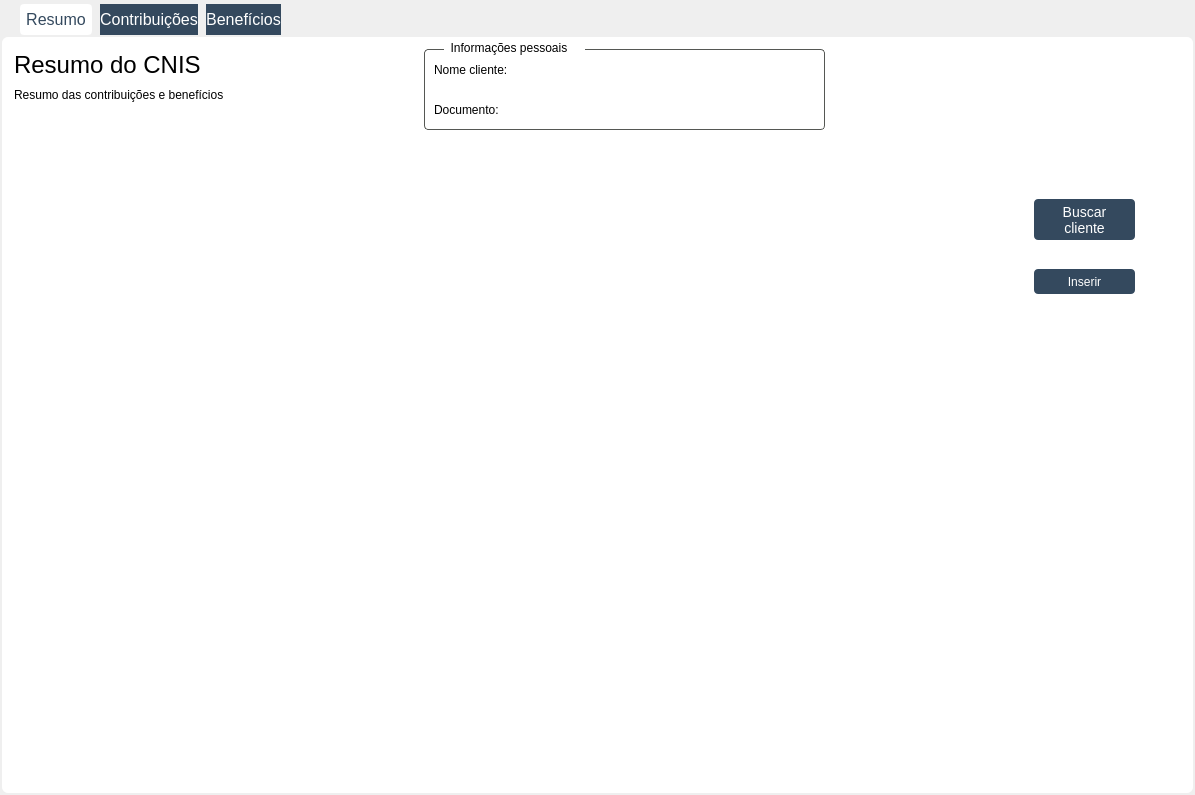
First picture: the form in Design/UI/tabCalculos.ui, repository newprev/PrevCliente, before the edit.
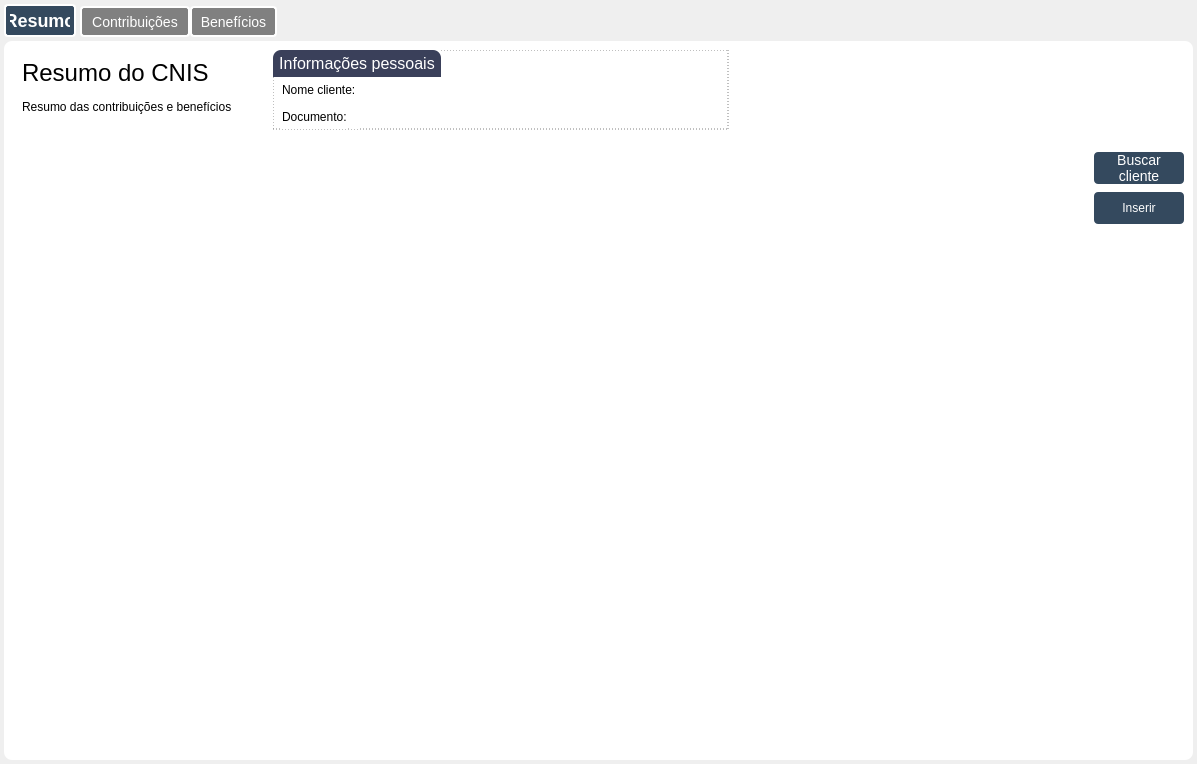
Second picture: the form after the edit. Icons and pictures are not drawn.

Commit message:
Grande alteração nos layouts.
- Utilizando vertical layout e horizontal layout em todas as telas;

The edit to the form file:
```diff
--- a/Design/UI/tabCalculos.ui
+++ b/Design/UI/tabCalculos.ui
@@ -6,8 +6,8 @@
    <rect>
     <x>0</x>
     <y>0</y>
-    <width>1195</width>
-    <height>795</height>
+    <width>1197</width>
+    <height>764</height>
    </rect>
   </property>
   <property name="minimumSize">
@@ -34,7 +34,7 @@
 }
 
 #tabMain::pane {
-	background-color: white;
+	background-color: transparent;
 	border-radius: 8px;
 /*	border-top: 4px solid rgb(52, 73, 94);
 	border-bottom: 4px solid rgb(52, 73, 94);
@@ -45,26 +45,49 @@
 }
 
 #tabMain::tab-bar {
-	left: 16px;
+	/*left: 250px;*/
+	alignment: center;
+	width: 60ex;
 }
 
 QTabBar::tab{
-	background: rgb(52, 73, 94);
+	background: grey;
+/*	color: rgb(52, 73, 94);*/
 	color: white;
-	min-width: 24ex;
-	margin-left: 4px;
-	margin-right: 4px;
-}
-
-QTabBar::tab:selected, QTabBar::tab:hover {
-	background: white;
-	color: rgb(52, 73, 94);
 	border-top-left-radius: 4px;
 	border-top-right-radius: 4px;
 	border-bottom-left-radius: 4px;
 	border-bottom-right-radius: 4px;
 	border: 2px solid white;
 	padding: 4px;
+	
+	font-size: 14px;
+}
+
+QTabBar::tab:selected {
+	background: rgb(52, 73, 94);
+	font-weight: bold;
+	color: white;
+/*	min-width: 3ex;*/
+	margin-left: 4px;
+	margin-right: 4px;
+
+	font-size: 18px;
+}
+
+QTabBar::tab:hover {
+	background: rgb(92, 113, 134);
+	color: white;
+/*	min-width: 16ex;*/
+	margin-left: 1px;
+	margin-right: 1px;
+	margin-top: 2px;
+
+	font-size: 18px;
+}
+
+QTabBar::tab:!selected {
+	margin-top: 2px;
 }</string>
   </property>
   <layout class="QHBoxLayout" name="horizontalLayout">
@@ -202,186 +225,444 @@
 #scaResumos {
 	background-color: white;
 }
+
+/*-------------------------------- Group Box -----------------------------------------*/
+QGroupBox {
+	font-family: &quot;TeX Gyre Adventor&quot;;
+	font-size: 16px;
+	border: 1px solid transparent;
+
+	background-color: white;
+}
+
+#bpInfoPessoaisResumo::title, #gbInfoBancarias::title,
+#gbInfoProfissionais::title, #gbInfoResidenciais::title {
+	subcontrol-position: top left;
+	background-color: #3A405A;
+	border-top-left-radius: 8px;
+	border-top-right-radius: 8px;
+	color: white;
+	padding: 4px;
+}
+
+#bpInfoPessoaisResumo, #gbInfoBancarias,
+#gbInfoProfissionais, #gbInfoResidenciais{
+	border: 1px dashed grey;
+}
 </string>
       </property>
       <attribute name="title">
        <string>Resumo</string>
       </attribute>
-      <widget class="QFrame" name="frInfoCabecalhoResumo">
-       <property name="geometry">
-        <rect>
-         <x>420</x>
-         <y>10</y>
-         <width>401</width>
-         <height>81</height>
-        </rect>
-       </property>
-       <property name="frameShape">
-        <enum>QFrame::StyledPanel</enum>
-       </property>
-       <property name="frameShadow">
-        <enum>QFrame::Raised</enum>
-       </property>
-       <widget class="QLabel" name="lbInfoNomeResumo">
-        <property name="geometry">
-         <rect>
-          <x>10</x>
-          <y>10</y>
-          <width>81</width>
-          <height>21</height>
-         </rect>
-        </property>
-        <property name="text">
-         <string>Nome cliente:</string>
-        </property>
-       </widget>
-       <widget class="QLabel" name="lbInfoDocumentoResumo">
-        <property name="geometry">
-         <rect>
-          <x>10</x>
-          <y>50</y>
-          <width>81</width>
-          <height>21</height>
-         </rect>
-        </property>
-        <property name="text">
-         <string>Documento:</string>
-        </property>
-       </widget>
-       <widget class="QLabel" name="lbNomeResumo">
-        <property name="geometry">
-         <rect>
-          <x>100</x>
-          <y>10</y>
-          <width>221</width>
-          <height>21</height>
-         </rect>
-        </property>
-        <property name="text">
-         <string/>
-        </property>
-       </widget>
-       <widget class="QLabel" name="lbDocumentoResumo">
-        <property name="geometry">
-         <rect>
-          <x>100</x>
-          <y>50</y>
-          <width>191</width>
-          <height>21</height>
-         </rect>
-        </property>
-        <property name="text">
-         <string/>
-        </property>
-       </widget>
-      </widget>
-      <widget class="QLabel" name="lbTituloClientesResumo">
-       <property name="geometry">
-        <rect>
-         <x>10</x>
-         <y>10</y>
-         <width>361</width>
-         <height>31</height>
-        </rect>
-       </property>
-       <property name="text">
-        <string>Resumo do CNIS</string>
-       </property>
-      </widget>
-      <widget class="QPushButton" name="pbBuscarClienteResumo">
-       <property name="geometry">
-        <rect>
-         <x>1030</x>
-         <y>160</y>
-         <width>101</width>
-         <height>41</height>
-        </rect>
-       </property>
-       <property name="text">
-        <string>Buscar 
+      <layout class="QGridLayout" name="gridLayout">
+       <item row="0" column="0">
+        <widget class="QFrame" name="frame_5">
+         <property name="minimumSize">
+          <size>
+           <width>0</width>
+           <height>80</height>
+          </size>
+         </property>
+         <property name="frameShape">
+          <enum>QFrame::NoFrame</enum>
+         </property>
+         <property name="frameShadow">
+          <enum>QFrame::Raised</enum>
+         </property>
+         <layout class="QHBoxLayout" name="horizontalLayout_3">
+          <property name="spacing">
+           <number>32</number>
+          </property>
+          <property name="leftMargin">
+           <number>0</number>
+          </property>
+          <property name="topMargin">
+           <number>0</number>
+          </property>
+          <property name="rightMargin">
+           <number>0</number>
+          </property>
+          <property name="bottomMargin">
+           <number>0</number>
+          </property>
+          <item>
+           <widget class="QFrame" name="frame_4">
+            <property name="frameShape">
+             <enum>QFrame::NoFrame</enum>
+            </property>
+            <property name="frameShadow">
+             <enum>QFrame::Raised</enum>
+            </property>
+            <layout class="QVBoxLayout" name="verticalLayout_3">
+             <item>
+              <widget class="QLabel" name="lbTituloClientesResumo">
+               <property name="text">
+                <string>Resumo do CNIS</string>
+               </property>
+              </widget>
+             </item>
+             <item>
+              <widget class="QLabel" name="lbInfoClientesResumo">
+               <property name="text">
+                <string>Resumo das contribuições e benefícios</string>
+               </property>
+              </widget>
+             </item>
+            </layout>
+           </widget>
+          </item>
+          <item>
+           <widget class="QGroupBox" name="bpInfoPessoaisResumo">
+            <property name="title">
+             <string>Informações pessoais</string>
+            </property>
+            <layout class="QVBoxLayout" name="verticalLayout_4">
+             <property name="spacing">
+              <number>2</number>
+             </property>
+             <property name="leftMargin">
+              <number>8</number>
+             </property>
+             <property name="topMargin">
+              <number>26</number>
+             </property>
+             <property name="rightMargin">
+              <number>34</number>
+             </property>
+             <property name="bottomMargin">
+              <number>0</number>
+             </property>
+             <item>
+              <widget class="QFrame" name="frame_6">
+               <property name="frameShape">
+                <enum>QFrame::NoFrame</enum>
+               </property>
+               <property name="frameShadow">
+                <enum>QFrame::Raised</enum>
+               </property>
+               <layout class="QHBoxLayout" name="horizontalLayout_4">
+                <property name="spacing">
+                 <number>2</number>
+                </property>
+                <property name="leftMargin">
+                 <number>0</number>
+                </property>
+                <property name="topMargin">
+                 <number>0</number>
+                </property>
+                <property name="rightMargin">
+                 <number>0</number>
+                </property>
+                <property name="bottomMargin">
+                 <number>0</number>
+                </property>
+                <item alignment="Qt::AlignLeft">
+                 <widget class="QLabel" name="lbInfoNomeResumo">
+                  <property name="text">
+                   <string>Nome cliente:</string>
+                  </property>
+                 </widget>
+                </item>
+                <item alignment="Qt::AlignLeft">
+                 <widget class="QLabel" name="lbNomeResumo">
+                  <property name="sizePolicy">
+                   <sizepolicy hsizetype="Expanding" vsizetype="Preferred">
+                    <horstretch>0</horstretch>
+                    <verstretch>0</verstretch>
+                   </sizepolicy>
+                  </property>
+                  <property name="text">
+                   <string/>
+                  </property>
+                 </widget>
+                </item>
+                <item>
+                 <spacer name="horizontalSpacer">
+                  <property name="orientation">
+                   <enum>Qt::Horizontal</enum>
+                  </property>
+                  <property name="sizeHint" stdset="0">
+                   <size>
+                    <width>40</width>
+                    <height>20</height>
+                   </size>
+                  </property>
+                 </spacer>
+                </item>
+               </layout>
+              </widget>
+             </item>
+             <item>
+              <widget class="QFrame" name="frame_7">
+               <property name="frameShape">
+                <enum>QFrame::NoFrame</enum>
+               </property>
+               <property name="frameShadow">
+                <enum>QFrame::Raised</enum>
+               </property>
+               <layout class="QHBoxLayout" name="horizontalLayout_5">
+                <property name="spacing">
+                 <number>2</number>
+                </property>
+                <property name="leftMargin">
+                 <number>0</number>
+                </property>
+                <property name="topMargin">
+                 <number>0</number>
+                </property>
+                <property name="rightMargin">
+                 <number>0</number>
+                </property>
+                <property name="bottomMargin">
+                 <number>0</number>
+                </property>
+                <item alignment="Qt::AlignLeft">
+                 <widget class="QLabel" name="lbInfoDocumentoResumo">
+                  <property name="text">
+                   <string>Documento:</string>
+                  </property>
+                 </widget>
+                </item>
+                <item alignment="Qt::AlignLeft">
+                 <widget class="QLabel" name="lbDocumentoResumo">
+                  <property name="text">
+                   <string/>
+                  </property>
+                 </widget>
+                </item>
+                <item>
+                 <spacer name="horizontalSpacer_2">
+                  <property name="orientation">
+                   <enum>Qt::Horizontal</enum>
+                  </property>
+                  <property name="sizeHint" stdset="0">
+                   <size>
+                    <width>40</width>
+                    <height>20</height>
+                   </size>
+                  </property>
+                 </spacer>
+                </item>
+               </layout>
+              </widget>
+             </item>
+            </layout>
+           </widget>
+          </item>
+          <item>
+           <spacer name="horizontalSpacer_3">
+            <property name="orientation">
+             <enum>Qt::Horizontal</enum>
+            </property>
+            <property name="sizeHint" stdset="0">
+             <size>
+              <width>40</width>
+              <height>20</height>
+             </size>
+            </property>
+           </spacer>
+          </item>
+         </layout>
+        </widget>
+       </item>
+       <item row="1" column="0">
+        <widget class="QFrame" name="frame_3">
+         <property name="sizePolicy">
+          <sizepolicy hsizetype="Expanding" vsizetype="Expanding">
+           <horstretch>0</horstretch>
+           <verstretch>0</verstretch>
+          </sizepolicy>
+         </property>
+         <property name="minimumSize">
+          <size>
+           <width>0</width>
+           <height>560</height>
+          </size>
+         </property>
+         <property name="frameShape">
+          <enum>QFrame::NoFrame</enum>
+         </property>
+         <property name="frameShadow">
+          <enum>QFrame::Raised</enum>
+         </property>
+         <layout class="QHBoxLayout" name="horizontalLayout_2">
+          <property name="spacing">
+           <number>16</number>
+          </property>
+          <property name="leftMargin">
+           <number>0</number>
+          </property>
+          <property name="topMargin">
+           <number>0</number>
+          </property>
+          <property name="rightMargin">
+           <number>0</number>
+          </property>
+          <property name="bottomMargin">
+           <number>0</number>
+          </property>
+          <item>
+           <widget class="QFrame" name="frame_2">
+            <property name="frameShape">
+             <enum>QFrame::NoFrame</enum>
+            </property>
+            <property name="frameShadow">
+             <enum>QFrame::Raised</enum>
+            </property>
+            <layout class="QVBoxLayout" name="verticalLayout_2">
+             <property name="spacing">
+              <number>0</number>
+             </property>
+             <property name="leftMargin">
+              <number>0</number>
+             </property>
+             <property name="topMargin">
+              <number>0</number>
+             </property>
+             <property name="rightMargin">
+              <number>0</number>
+             </property>
+             <property name="bottomMargin">
+              <number>0</number>
+             </property>
+             <item>
+              <widget class="QScrollArea" name="scrollArea">
+               <property name="sizePolicy">
+                <sizepolicy hsizetype="Preferred" vsizetype="Preferred">
+                 <horstretch>0</horstretch>
+                 <verstretch>0</verstretch>
+                </sizepolicy>
+               </property>
+               <property name="minimumSize">
+                <size>
+                 <width>800</width>
+                 <height>400</height>
+                </size>
+               </property>
+               <property name="styleSheet">
+                <string notr="true">/*#scrollArea, #scaResumos{
+	background-color: grey;
+}*/</string>
+               </property>
+               <property name="frameShape">
+                <enum>QFrame::NoFrame</enum>
+               </property>
+               <property name="widgetResizable">
+                <bool>true</bool>
+               </property>
+               <property name="alignment">
+                <set>Qt::AlignLeading|Qt::AlignLeft|Qt::AlignTop</set>
+               </property>
+               <widget class="QWidget" name="scaResumos">
+                <property name="geometry">
+                 <rect>
+                  <x>0</x>
+                  <y>0</y>
+                  <width>1065</width>
+                  <height>618</height>
+                 </rect>
+                </property>
+               </widget>
+              </widget>
+             </item>
+            </layout>
+           </widget>
+          </item>
+          <item>
+           <widget class="QFrame" name="frame">
+            <property name="minimumSize">
+             <size>
+              <width>80</width>
+              <height>0</height>
+             </size>
+            </property>
+            <property name="maximumSize">
+             <size>
+              <width>90</width>
+              <height>16777215</height>
+             </size>
+            </property>
+            <property name="frameShape">
+             <enum>QFrame::NoFrame</enum>
+            </property>
+            <property name="frameShadow">
+             <enum>QFrame::Raised</enum>
+            </property>
+            <layout class="QVBoxLayout" name="verticalLayout">
+             <property name="spacing">
+              <number>8</number>
+             </property>
+             <property name="leftMargin">
+              <number>0</number>
+             </property>
+             <property name="topMargin">
+              <number>16</number>
+             </property>
+             <property name="rightMargin">
+              <number>0</number>
+             </property>
+             <property name="bottomMargin">
+              <number>0</number>
+             </property>
+             <item alignment="Qt::AlignTop">
+              <widget class="QPushButton" name="pbBuscarClienteResumo">
+               <property name="minimumSize">
+                <size>
+                 <width>80</width>
+                 <height>32</height>
+                </size>
+               </property>
+               <property name="maximumSize">
+                <size>
+                 <width>90</width>
+                 <height>32</height>
+                </size>
+               </property>
+               <property name="text">
+                <string>Buscar 
 cliente</string>
-       </property>
-      </widget>
-      <widget class="QPushButton" name="pbInserirResumo">
-       <property name="geometry">
-        <rect>
-         <x>1030</x>
-         <y>230</y>
-         <width>101</width>
-         <height>25</height>
-        </rect>
-       </property>
-       <property name="text">
-        <string>Inserir</string>
-       </property>
-      </widget>
-      <widget class="QLabel" name="lbInfoCabecalhoResumo">
-       <property name="geometry">
-        <rect>
-         <x>440</x>
-         <y>0</y>
-         <width>141</width>
-         <height>17</height>
-        </rect>
-       </property>
-       <property name="text">
-        <string>  Informações pessoais</string>
-       </property>
-      </widget>
-      <widget class="QLabel" name="lbInfoClientesResumo">
-       <property name="geometry">
-        <rect>
-         <x>10</x>
-         <y>40</y>
-         <width>371</width>
-         <height>31</height>
-        </rect>
-       </property>
-       <property name="text">
-        <string>Resumo das contribuições e benefícios</string>
-       </property>
-      </widget>
-      <widget class="QScrollArea" name="scrollArea">
-       <property name="geometry">
-        <rect>
-         <x>10</x>
-         <y>110</y>
-         <width>991</width>
-         <height>400</height>
-        </rect>
-       </property>
-       <property name="sizePolicy">
-        <sizepolicy hsizetype="Preferred" vsizetype="Preferred">
-         <horstretch>0</horstretch>
-         <verstretch>0</verstretch>
-        </sizepolicy>
-       </property>
-       <property name="minimumSize">
-        <size>
-         <width>800</width>
-         <height>400</height>
-        </size>
-       </property>
-       <property name="frameShape">
-        <enum>QFrame::NoFrame</enum>
-       </property>
-       <property name="widgetResizable">
-        <bool>true</bool>
-       </property>
-       <property name="alignment">
-        <set>Qt::AlignLeading|Qt::AlignLeft|Qt::AlignTop</set>
-       </property>
-       <widget class="QWidget" name="scaResumos">
-        <property name="geometry">
-         <rect>
-          <x>0</x>
-          <y>0</y>
-          <width>991</width>
-          <height>400</height>
-         </rect>
-        </property>
-       </widget>
-      </widget>
+               </property>
+              </widget>
+             </item>
+             <item alignment="Qt::AlignTop">
+              <widget class="QPushButton" name="pbInserirResumo">
+               <property name="minimumSize">
+                <size>
+                 <width>80</width>
+                 <height>32</height>
+                </size>
+               </property>
+               <property name="maximumSize">
+                <size>
+                 <width>90</width>
+                 <height>32</height>
+                </size>
+               </property>
+               <property name="text">
+                <string>Inserir</string>
+               </property>
+              </widget>
+             </item>
+             <item>
+              <spacer name="verticalSpacer">
+               <property name="orientation">
+                <enum>Qt::Vertical</enum>
+               </property>
+               <property name="sizeHint" stdset="0">
+                <size>
+                 <width>20</width>
+                 <height>40</height>
+                </size>
+               </property>
+              </spacer>
+             </item>
+            </layout>
+           </widget>
+          </item>
+         </layout>
+        </widget>
+       </item>
+      </layout>
      </widget>
      <widget class="QWidget" name="tabContribuicoes">
       <property name="styleSheet">
```
The commit also changes 22 other files.
